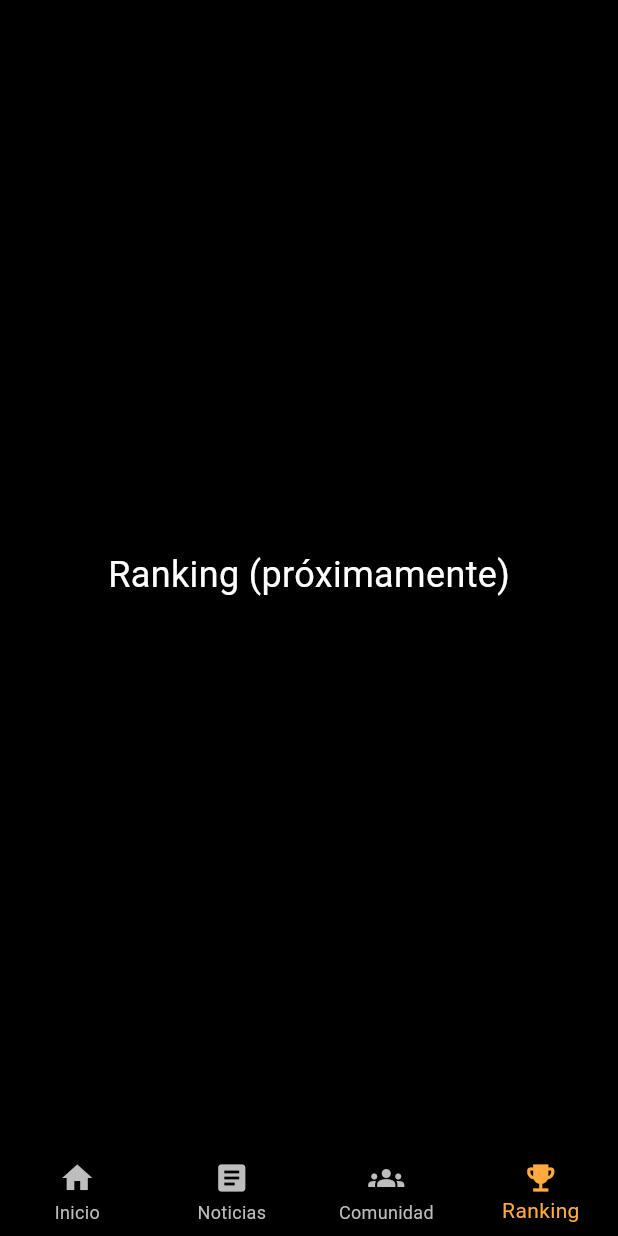
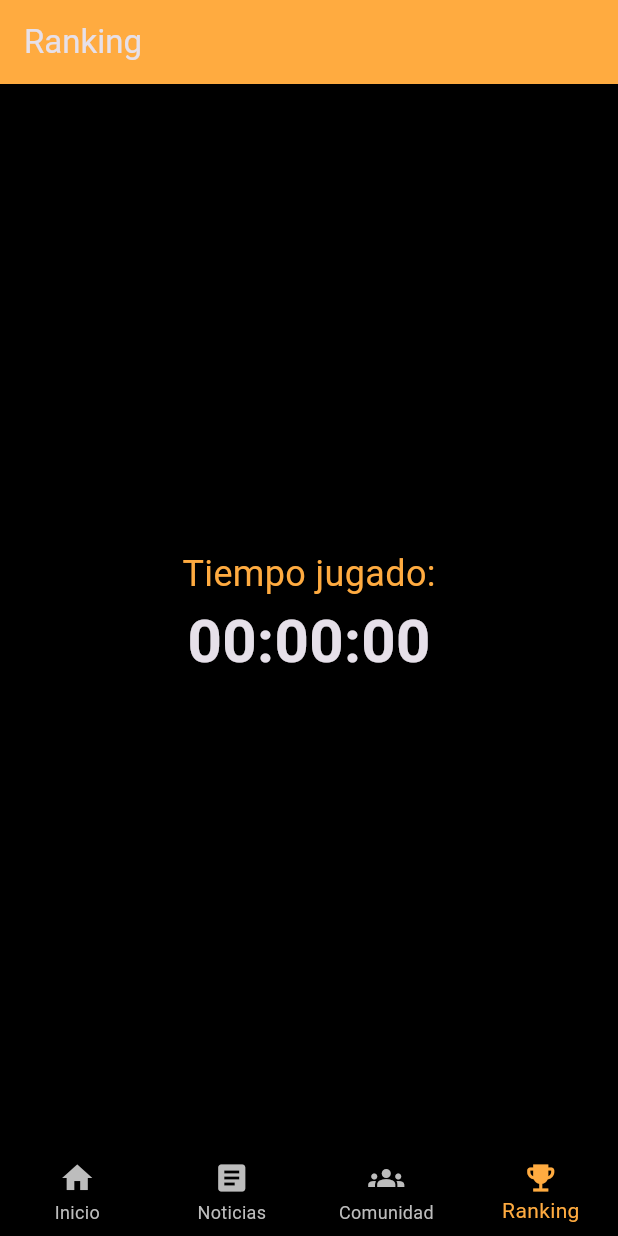
Before and after one commit to BidiBo/garberine-flutter, a Flutter app: the screen it shows after launch, item 4 of the bottom bar chosen, on a phone screen of 412 x 824 dp. Run offline on Flutter 3.47's test engine with Material 3 defaults, Android fonts, the phone set to English and light mode, and no system bars; our stand-ins replace shared_preferences; missing offline and left inert: external_app_launcher.

Commit message:
temporizador añadido

```diff
--- /dev/null
+++ b/lib/home/rankingscreen.dart
@@ -0,0 +1,47 @@
+import 'package:flutter/material.dart';
+import 'package:prueba5/temporizador.dart';  // Asegúrate de que el import sea correcto
+
+class RankingScreen extends StatelessWidget {
+  const RankingScreen({super.key});
+
+  @override
+  Widget build(BuildContext context) {
+    return Scaffold(
+      appBar: AppBar(
+        title: const Text('Ranking'),
+        backgroundColor: Colors.orangeAccent,
+      ),
+      body: Center(
+        child: FutureBuilder<int>(
+          future: Temporizador.obtenerTiempo(),
+          builder: (context, snapshot) {
+            if (snapshot.connectionState == ConnectionState.waiting) {
+              return const CircularProgressIndicator();
+            }
+            if (snapshot.hasData) {
+              final tiempoJugado = snapshot.data!;
+              return Column(
+                mainAxisAlignment: MainAxisAlignment.center,
+                children: [
+                  Text(
+                    'Tiempo jugado:',
+                    style: TextStyle(fontSize: 24, color: Colors.orangeAccent),
+                  ),
+                  Text(
+                    '${Temporizador.formatearTiempo(tiempoJugado)}', // Mostrar el tiempo formateado
+                    style: TextStyle(fontSize: 40, fontWeight: FontWeight.bold),
+                  ),
+                ],
+              );
+            } else {
+              return const Text(
+                'No se pudo obtener el tiempo',
+                style: TextStyle(fontSize: 20, color: Colors.red),
+              );
+            }
+          },
+        ),
+      ),
+    );
+  }
+}
--- a/lib/main.dart
+++ b/lib/main.dart
@@ -1,9 +1,12 @@
 
 
 import 'package:flutter/material.dart';
+import 'package:prueba5/control/lifecycle_handler.dart';
 import 'main_screen.dart';
 
-void main() {
+void main(){
+  WidgetsFlutterBinding.ensureInitialized(); // Necesario para el observer
+  LifecycleHandler().init(); // Activar el observador {
   runApp(const MyApp());
 }
 
--- a/lib/main_Screen.dart
+++ b/lib/main_Screen.dart
@@ -1,7 +1,8 @@
-/* aqui va la logica para las pantallas de cada opcion*/
 import 'package:flutter/material.dart';
-import 'package:prueba5/Home_Screen.dart';
 
+import 'package:prueba5/home/rankingscreen.dart';
+import 'package:prueba5/home/home_screen.dart';
+ // Asegúrate de tener este import
 
 class MainScreen extends StatefulWidget {
   const MainScreen({super.key});
@@ -13,13 +14,13 @@ class MainScreen extends StatefulWidget {
 class _MainScreenState extends State<MainScreen> {
   int _selectedIndex = 0;
 
-  // Aquí puedes conectar las pantallas cuando estén listas
   final List<Widget> _screens = [
     const HomeScreen(),
     const PlaceholderScreen(title: 'Noticias'),
     const PlaceholderScreen(title: 'Comunidad'),
-    const PlaceholderScreen(title: 'Ranking'),
+    const RankingScreen(),
   ];
+
 
   void _onItemTapped(int index) {
     setState(() {
--- /dev/null
+++ b/lib/temporizador.dart
@@ -0,0 +1,54 @@
+import 'package:shared_preferences/shared_preferences.dart';
+
+class Temporizador {
+  static const String _timeKey = "tiempoJugado";
+  static int _tiempoTranscurrido = 0;
+
+  // Obtiene el tiempo almacenado de SharedPreferences
+  static Future<void> obtenerTiempoGuardado() async {
+    final prefs = await SharedPreferences.getInstance();
+    _tiempoTranscurrido = prefs.getInt(_timeKey) ?? 0;
+  }
+
+  // Inicia el temporizador
+  static Future<void> iniciar() async {
+    // Obtiene el tiempo guardado antes de iniciar un nuevo temporizador
+    await obtenerTiempoGuardado();
+
+    // Lógica de inicio del temporizador (por ejemplo, usando un Timer)
+    // Solo se debe incrementar el tiempo cada segundo (esto se hace con un Timer en el código real)
+    _tiempoTranscurrido += 1; // Ejemplo de incremento cada segundo
+
+    // Guardar el tiempo cada vez que el temporizador aumenta
+    final prefs = await SharedPreferences.getInstance();
+    await prefs.setInt(_timeKey, _tiempoTranscurrido);
+  }
+
+  // Detiene el temporizador y guarda el tiempo
+  static Future<void> detener() async {
+    final prefs = await SharedPreferences.getInstance();
+    await prefs.setInt(_timeKey, _tiempoTranscurrido);
+  }
+
+  // Pausa el temporizador, no incrementa el tiempo
+  static Future<void> pausar() async {
+    // Aquí podemos agregar lógica para pausar el temporizador si estamos usando un Timer
+    // Por ahora simplemente guardamos el tiempo
+    final prefs = await SharedPreferences.getInstance();
+    await prefs.setInt(_timeKey, _tiempoTranscurrido);
+  }
+
+  // Obtiene el tiempo jugado hasta el momento
+  static Future<int> obtenerTiempo() async {
+    await obtenerTiempoGuardado();
+    return _tiempoTranscurrido;
+  }
+
+  // Formatear el tiempo
+  static String formatearTiempo(int tiempo) {
+    int segundos = tiempo % 60;
+    int minutos = (tiempo ~/ 60) % 60;
+    int horas = (tiempo ~/ 3600);
+    return '${horas.toString().padLeft(2, '0')}:${minutos.toString().padLeft(2, '0')}:${segundos.toString().padLeft(2, '0')}';
+  }
+}
--- a/pubspec.yaml
+++ b/pubspec.yaml
@@ -13,9 +13,11 @@ dependencies:
     sdk: flutter
 
 
+
   url_launcher: ^6.2.5
   external_app_launcher: ^4.0.3
   permission_handler: ^11.3.0
+  shared_preferences: ^2.2.2
 
 dev_dependencies:
   flutter_test:
```
Also changed, not shown: lib/control/controller.dart (renamed from lib/controller.dart, +10 -5 lines), lib/control/lifecycle_handler.dart (added, +35 -0 lines), lib/home/home_screen.dart (renamed from lib/Home_Screen.dart, +7 -4 lines), pubspec.lock, 2 other files.
